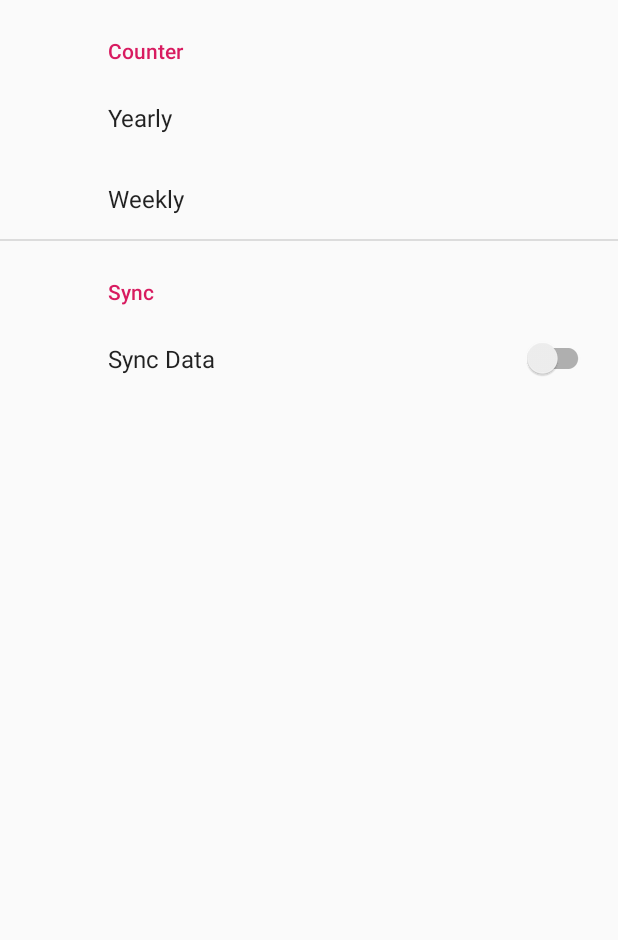
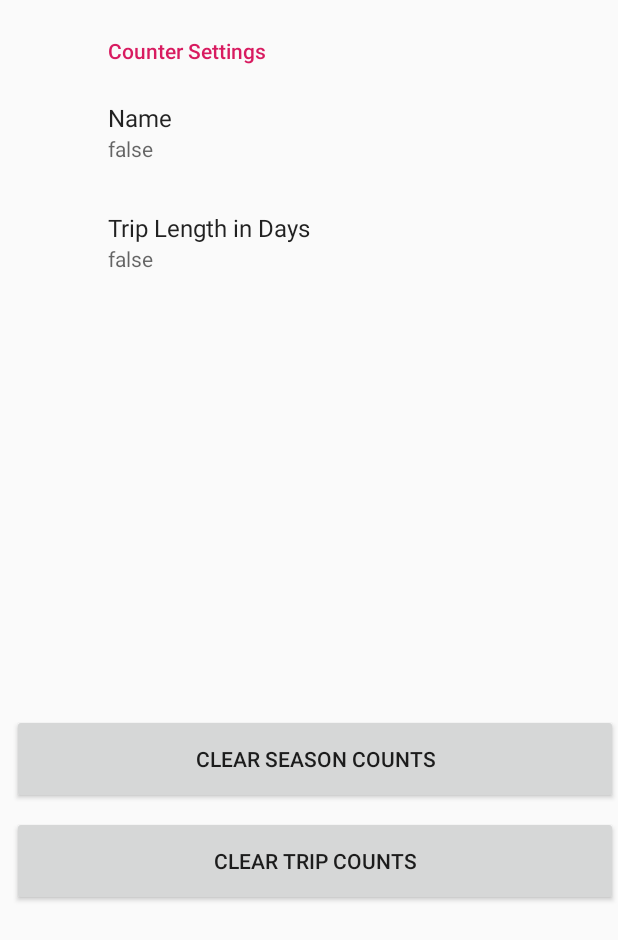
Before and after one commit to dwbuss/Clicker, an Android app: the SettingsActivity screen opened directly, with no data from a screen before it, on a phone screen of 412 x 824 dp. Shown: the top 940 px of the screen. Run offline under Robolectric (Android 15) with nearby library versions, the phone set to English and light mode, and no system bars; our stand-ins replace androidx.preference; network calls fail.

Commit message:
Now storing settings and records in ObjectBox

```diff
--- a/app/build.gradle
+++ b/app/build.gradle
@@ -19,6 +19,8 @@ android {
     }
 }
 
+apply plugin: 'io.objectbox' // after applying Android plugin
+
 dependencies {
     implementation 'com.android.volley:volley:1.1.0'
     implementation fileTree(dir: 'libs', include: ['*.jar'])
@@ -29,4 +31,7 @@ dependencies {
     androidTestImplementation 'androidx.test.ext:junit:1.1.1'
     androidTestImplementation 'androidx.test.espresso:espresso-core:3.2.0'
     implementation 'com.google.android.material:material:1.0.0'
+    implementation 'io.objectbox:objectbox-android:1.4.0'
+    implementation 'androidx.room:room-runtime:2.2.1'
+    annotationProcessor 'androidx.room:room-compiler:2.2.1'
 }
--- a/app/src/main/AndroidManifest.xml
+++ b/app/src/main/AndroidManifest.xml
@@ -6,6 +6,7 @@
     <uses-permission android:name="android.permission.ACCESS_COARSE_LOCATION" />
     <uses-permission android:name="android.permission.INTERNET" />
     <application
+        android:name="com.example.clicker.ObjectBoxApp"
         android:allowBackup="true"
         android:icon="@mipmap/ic_launcher"
         android:label="@string/app_name"
--- a/app/src/main/res/layout/settings_activity.xml
+++ b/app/src/main/res/layout/settings_activity.xml
@@ -1,9 +1,32 @@
 <LinearLayout xmlns:android="http://schemas.android.com/apk/res/android"
     android:layout_width="match_parent"
-    android:layout_height="match_parent">
+    android:layout_height="match_parent"
+    android:orientation="vertical">
 
     <FrameLayout
         android:id="@+id/settings"
         android:layout_width="match_parent"
-        android:layout_height="match_parent" />
+        android:layout_height="476dp">
+
+    </FrameLayout>
+
+    <Button
+        android:id="@+id/clearSeasonBtn"
+        android:layout_width="match_parent"
+        android:layout_height="60dp"
+        android:layout_marginStart="8dp"
+        android:layout_marginLeft="8dp"
+        android:layout_marginBottom="8dp"
+        android:onClick="clearYearCounts"
+        android:text="Clear Season Counts" />
+
+    <Button
+        android:id="@+id/clearTripBtn"
+        android:layout_width="match_parent"
+        android:layout_height="60dp"
+        android:layout_marginStart="8dp"
+        android:layout_marginLeft="8dp"
+        android:layout_marginBottom="8dp"
+        android:onClick="clearTripCounts"
+        android:text="Clear Trip Counts" />
 </LinearLayout>
--- a/app/src/main/res/xml/root_preferences.xml
+++ b/app/src/main/res/xml/root_preferences.xml
@@ -17,29 +17,18 @@
 <PreferenceScreen xmlns:android="http://schemas.android.com/apk/res/android"
     xmlns:app="http://schemas.android.com/apk/res-auto">
 
-    <PreferenceCategory app:title="Counter">
-
-        <EditTextPreference
-            android:defaultValue="Default value"
-            android:key="edit_text_preference_1"
-            android:selectAllOnFocus="true"
-            android:singleLine="true"
-            android:title="Yearly" />
+    <PreferenceCategory app:title="Counter Settings">
         <EditTextPreference
             android:defaultValue="false"
-            android:key="edit_text_preference_1"
-            android:selectAllOnFocus="true"
-            android:singleLine="true"
-            android:title="Weekly" />
-
+            android:key="Username"
+            app:useSimpleSummaryProvider="true"
+            android:persistent="true"
+            android:title="Name"/>
+        <EditTextPreference
+            android:defaultValue="false"
+            android:key="TripLength"
+            app:useSimpleSummaryProvider="true"
+            android:persistent="true"
+            android:title="Trip Length in Days"/>
     </PreferenceCategory>
-
-    <PreferenceCategory app:title="@string/sync_header">
-
-        <SwitchPreferenceCompat
-            app:key="sync"
-            app:title="Sync Data" />
-
-    </PreferenceCategory>
-
 </PreferenceScreen>
--- a/build.gradle
+++ b/build.gradle
@@ -4,10 +4,12 @@ buildscript {
     repositories {
         google()
         jcenter()
+        maven { url "http://objectbox.net/beta-repo/" }
 
     }
     dependencies {
         classpath 'com.android.tools.build:gradle:3.5.1'
+        classpath 'io.objectbox:objectbox-gradle-plugin:1.4.0'
         // NOTE: Do not place your application dependencies here; they belong
         // in the individual module build.gradle files
     }
@@ -17,7 +19,7 @@ allprojects {
     repositories {
         google()
         jcenter()
-
+        maven { url "http://objectbox.net/beta-repo/" }
     }
 }
 
```
Also changed, not shown: app/src/main/java/com/example/clicker/MainActivity.java (+44 -1 lines), app/src/main/java/com/example/clicker/ObjectBoxApp.java (added, +23 -0 lines), app/src/main/java/com/example/clicker/SettingsActivity.java (+14 -1 lines), app/src/main/java/com/example/clicker/objectbo/Point.java (added, +56 -0 lines), app/src/main/java/com/example/clicker/objectbo/PointListAdapter.java (added, +200 -0 lines), app/src/main/res/layout/activity_main.xml (+15 -0 lines), app/src/main/res/layout/dialog_point_add.xml (added, +36 -0 lines), app/src/main/res/layout/row_point_list.xml (added, +51 -0 lines), 1 other file.
